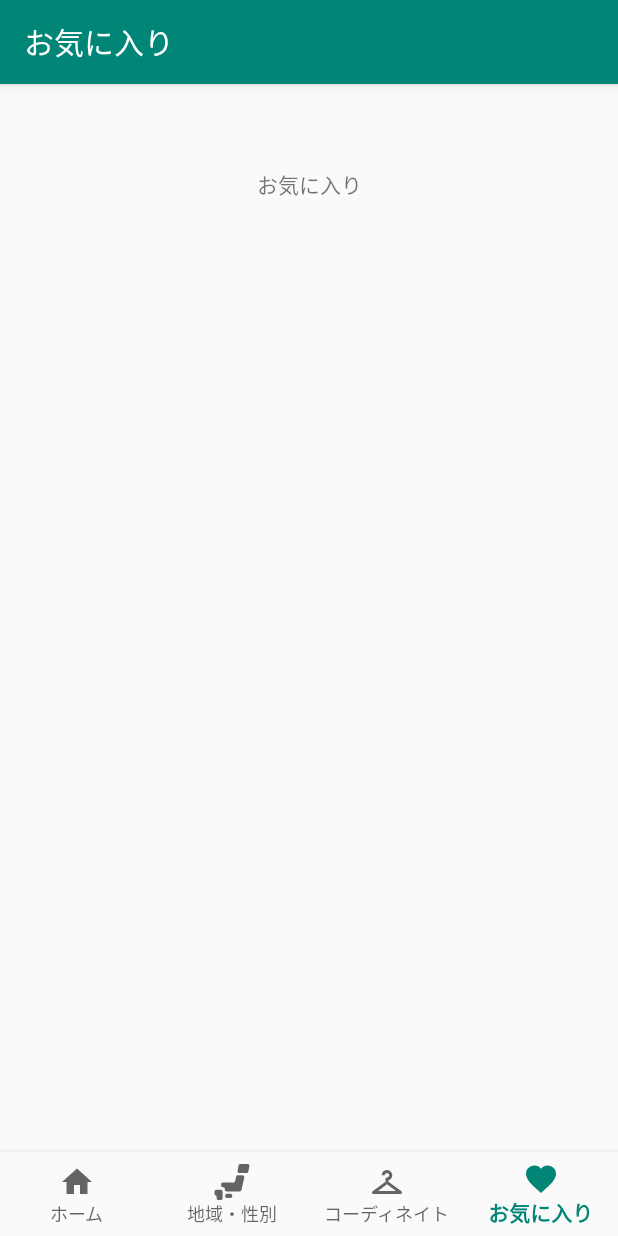
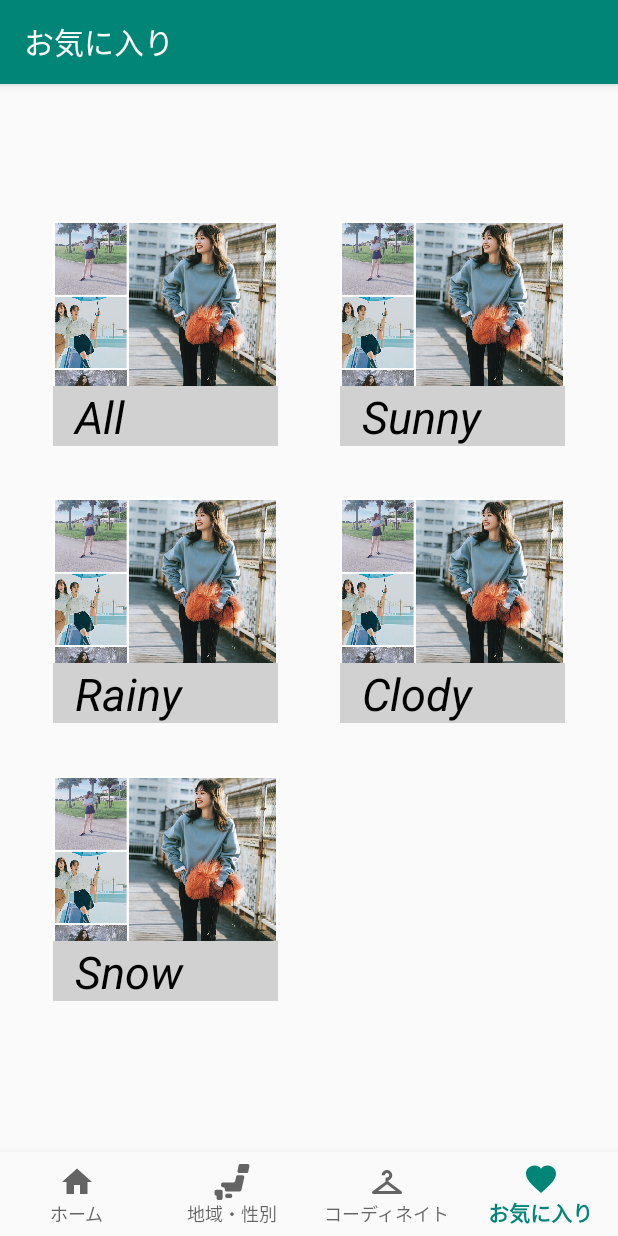
Before and after one commit to karsay/U-22, an Android app: the screen it shows after launch (MainActivity), item 4 of the bottom bar chosen, on a phone screen of 412 x 824 dp. Run offline under Robolectric (Android 15) with nearby library versions, the phone set to English and light mode, and no system bars; our stand-ins replace navigation-ui; network calls fail; 1 statement that could not run was skipped.

Commit message:
お気に入り画面(favorite画面)を作りました

```diff
--- /dev/null
+++ b/app/src/main/res/drawable/img_design.xml
@@ -0,0 +1,7 @@
+<?xml version="1.0" encoding="utf-8"?>
+<shape xmlns:android="http://schemas.android.com/apk/res/android"
+    android:shape="rectangle">
+
+    <corners android:radius="6dp" />
+
+</shape>
--- /dev/null
+++ b/app/src/main/res/drawable/partsdesign.xml
@@ -0,0 +1,13 @@
+<?xml version="1.0" encoding="utf-8"?>
+<shape xmlns:android="http://schemas.android.com/apk/res/android"
+    android:shape="rectangle">
+
+    <!-- 背景色 -->
+    <solid android:color="#d1d1d1" />
+
+    <!-- 角の丸み -->
+<!--    <corners android:bottomRightRadius="6dp"-->
+<!--        android:bottomLeftRadius="6dp" />-->
+
+
+</shape>
--- a/app/src/main/res/layout/fragment_favorite.xml
+++ b/app/src/main/res/layout/fragment_favorite.xml
@@ -6,15 +6,157 @@
     android:layout_height="match_parent"
     tools:context=".ui.favorite.FavoriteFragment">
 
-    <!-- TODO: Update blank fragment layout -->
+
+<!--  all部分  -->
+
+    <ImageView
+        android:id="@+id/all"
+        android:layout_width="150dp"
+        android:layout_height="150dp"
+        android:layout_marginTop="35dp"
+        android:layout_marginStart="35dp"
+        android:layout_marginLeft="35dp"
+        android:scaleType="centerCrop"
+        app:layout_constraintStart_toStartOf="parent"
+        app:layout_constraintTop_toTopOf="parent"
+        app:srcCompat="@drawable/all"
+        />
+
     <TextView
-        android:id="@+id/textView"
-        android:layout_width="0dp"
-        android:layout_height="wrap_content"
-        android:gravity="center"
-        android:text="@string/title_favorite"
-        app:layout_constraintBottom_toBottomOf="parent"
+        android:id="@+id/textView1"
+        android:layout_width="150dp"
+        android:layout_height="40dp"
+        android:layout_marginStart="35dp"
+        android:layout_marginLeft="35dp"
+        android:layout_marginTop="145dp"
+        android:text="  All"
+        android:background="@drawable/partsdesign"
+        android:textAllCaps="false"
+        android:textColor="#000"
+        android:textSize="30sp"
+        android:textStyle="italic"
+        app:layout_constraintStart_toStartOf="parent"
+        app:layout_constraintTop_toTopOf="parent" />
+
+
+
+    <!--  sun部分  -->
+    <ImageView
+        android:id="@+id/sun"
+        android:layout_width="150dp"
+        android:layout_height="150dp"
+        android:layout_marginTop="35dp"
+        android:layout_marginEnd="35dp"
+        android:layout_marginRight="35dp"
+        android:scaleType="centerCrop"
         app:layout_constraintEnd_toEndOf="parent"
+        app:layout_constraintTop_toTopOf="parent"
+        app:srcCompat="@drawable/all" />
+
+    <TextView
+        android:id="@+id/textView2"
+        android:layout_width="150dp"
+        android:layout_height="40dp"
+        android:layout_marginEnd="35dp"
+        android:layout_marginRight="35dp"
+        android:layout_marginTop="145dp"
+        android:text="  Sunny"
+        android:background="@drawable/partsdesign"
+        android:textAllCaps="false"
+        android:textColor="#000"
+        android:textSize="30sp"
+        android:textStyle="italic"
+        app:layout_constraintEnd_toEndOf="parent"
+        app:layout_constraintTop_toTopOf="parent"/>
+
+<!--  rain部分  -->
+    <ImageView
+        android:id="@+id/rain"
+        android:layout_width="150dp"
+        android:layout_height="150dp"
+        android:layout_marginStart="35dp"
+        android:layout_marginLeft="35dp"
+        android:layout_marginTop="220dp"
+        android:scaleType="centerCrop"
+        app:layout_constraintStart_toStartOf="parent"
+        app:layout_constraintTop_toTopOf="parent"
+        app:srcCompat="@drawable/all" />
+
+    <TextView
+        android:id="@+id/textView3"
+        android:layout_width="150dp"
+        android:layout_height="40dp"
+        android:layout_marginStart="35dp"
+        android:layout_marginLeft="35dp"
+        android:layout_marginTop="330dp"
+        android:text="  Rainy"
+        android:background="@drawable/partsdesign"
+        android:textAllCaps="false"
+        android:textColor="#000"
+        android:textSize="30sp"
+        android:textStyle="italic"
+        app:layout_constraintStart_toStartOf="parent"
+        app:layout_constraintTop_toTopOf="parent" />
+
+
+
+<!--  cloudy部分  -->
+    <ImageView
+        android:id="@+id/cloudy"
+        android:layout_width="150dp"
+        android:layout_height="150dp"
+        android:layout_marginEnd="35dp"
+        android:layout_marginRight="35dp"
+        android:layout_marginTop="220dp"
+        android:scaleType="centerCrop"
+        app:layout_constraintEnd_toEndOf="parent"
+        app:layout_constraintTop_toTopOf="parent"
+        app:srcCompat="@drawable/all"
+        />
+    <TextView
+        android:id="@+id/textView4"
+        android:layout_width="150dp"
+        android:layout_height="40dp"
+        android:layout_marginEnd="35dp"
+        android:layout_marginRight="35dp"
+        android:layout_marginTop="330dp"
+        android:text="  Clody"
+        android:background="@drawable/partsdesign"
+        android:textAllCaps="false"
+        android:textColor="#000"
+        android:textSize="30sp"
+        android:textStyle="italic"
+        app:layout_constraintEnd_toEndOf="parent"
+        app:layout_constraintTop_toTopOf="parent" />
+
+
+
+<!--  snow部分  -->
+    <ImageView
+        android:id="@+id/snow"
+        android:layout_marginTop="405dp"
+        android:layout_width="150dp"
+        android:layout_height="150dp"
+        android:layout_marginStart="35dp"
+        android:layout_marginLeft="35dp"
+        android:scaleType="centerCrop"
+        app:layout_constraintStart_toStartOf="parent"
+        app:layout_constraintTop_toTopOf="parent"
+        app:srcCompat="@drawable/all" />
+
+    <TextView
+        android:id="@+id/textView5"
+        android:layout_width="150dp"
+        android:layout_height="40dp"
+        android:layout_marginStart="35dp"
+        android:layout_marginLeft="35dp"
+        android:layout_marginTop="515dp"
+        android:text="  Snow"
+        android:background="@drawable/partsdesign"
+        android:textAllCaps="false"
+        android:textColor="#000"
+        android:textSize="30sp"
+        android:textStyle="italic"
         app:layout_constraintStart_toStartOf="parent"
         app:layout_constraintTop_toTopOf="parent" />
 
--- a/app/src/main/res/values/strings.xml
+++ b/app/src/main/res/values/strings.xml
@@ -6,4 +6,5 @@
     <string name="hello_blank_fragment">Hello blank fragment</string>
     <string name="title_favorite">お気に入り</string>
     <string name="weather_api_key">6e8e86e4e208ed9480deb401bd28ba65</string>
+    <string name="name">6e8e86e4e208ed9480deb401bd28ba65</string>
 </resources>
```
Also changed, not shown: app/src/main/res/drawable/all.jpg (added), app/src/main/res/drawable/fav_cloudy.jpg (added), app/src/main/res/drawable/fav_rain.jpg (added), app/src/main/res/drawable/fav_snow.jpg (added), 1 other file.
